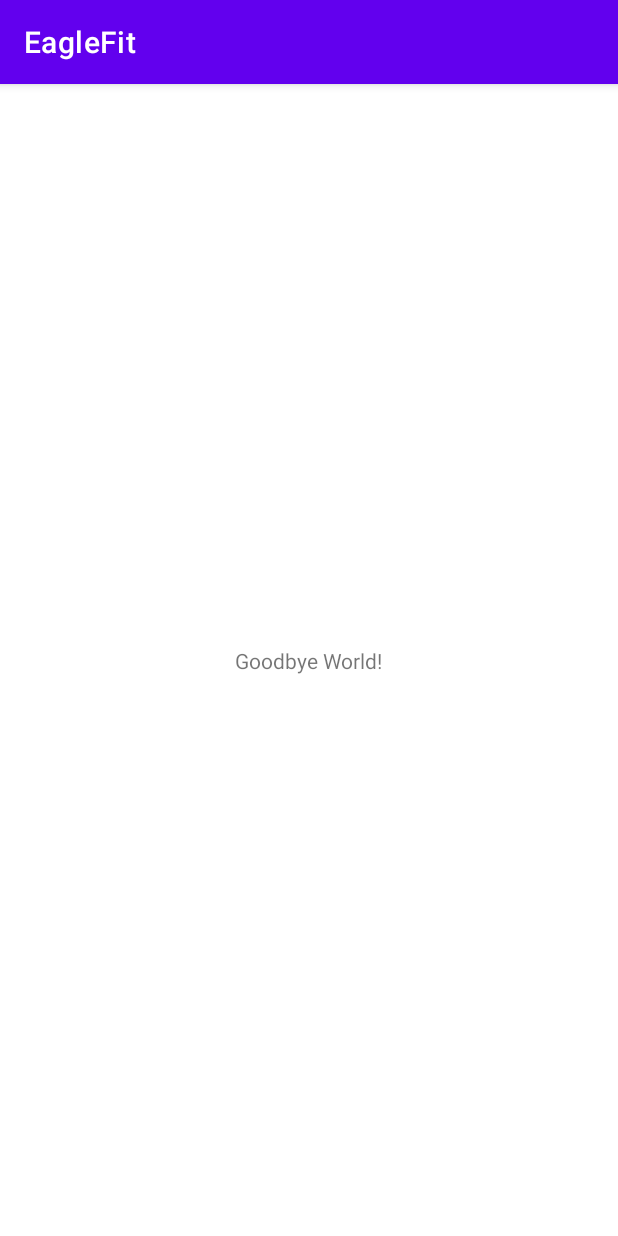
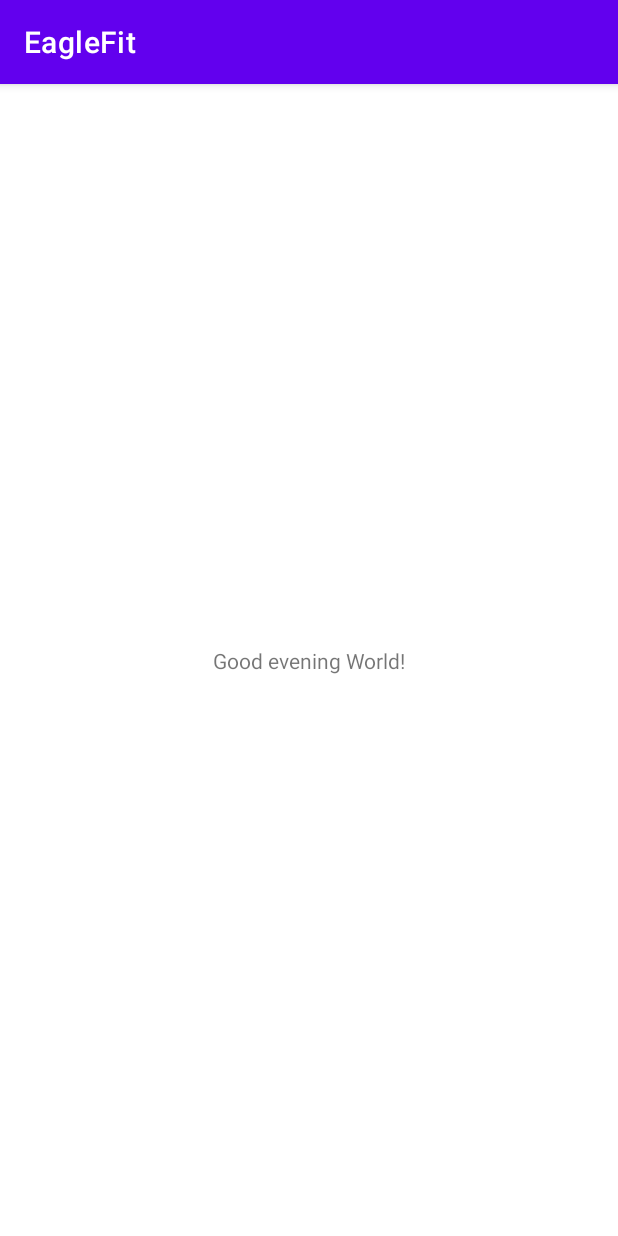
Before and after one commit to Monstroe/EagleFit, an Android app: the screen it shows after launch (MainActivity), on a phone screen of 412 x 824 dp. Run offline under Robolectric (Android 15) with nearby library versions, the phone set to English and light mode, and no system bars.

Commit message:
Good evening

```diff
--- a/app/src/main/res/layout/activity_main.xml
+++ b/app/src/main/res/layout/activity_main.xml
@@ -9,7 +9,7 @@
     <TextView
         android:layout_width="wrap_content"
         android:layout_height="wrap_content"
-        android:text="Goodbye World!"
+        android:text="Good evening World!"
         app:layout_constraintBottom_toBottomOf="parent"
         app:layout_constraintEnd_toEndOf="parent"
         app:layout_constraintStart_toStartOf="parent"
```
